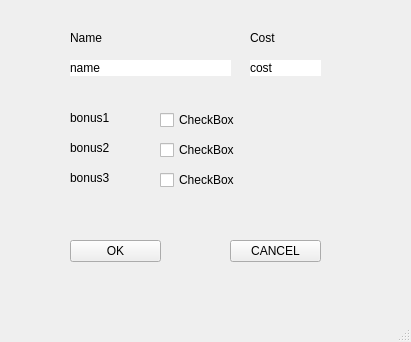
Old version of the form view/LineInfantryBonusGuiWindow.ui in the repository EvgenyBaz/GIT_HW2.
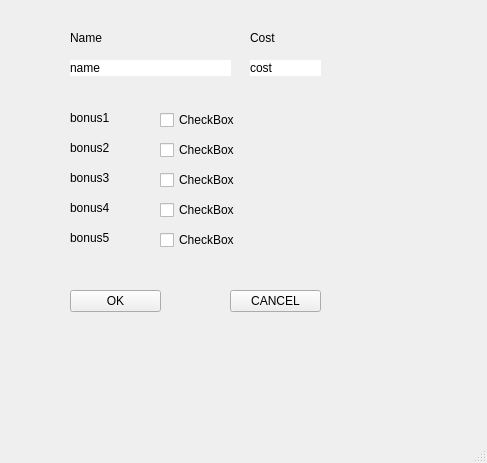
New version of the form.

Commit message: bonus code optimization works more flexible now

Patch:
```diff
--- a/view/LineInfantryBonusGuiWindow.ui
+++ b/view/LineInfantryBonusGuiWindow.ui
@@ -6,8 +6,8 @@
    <rect>
     <x>0</x>
     <y>0</y>
-    <width>411</width>
-    <height>342</height>
+    <width>487</width>
+    <height>463</height>
    </rect>
   </property>
   <property name="windowTitle">
@@ -128,7 +128,7 @@
     <property name="geometry">
      <rect>
       <x>70</x>
-      <y>240</y>
+      <y>290</y>
       <width>91</width>
       <height>22</height>
      </rect>
@@ -141,7 +141,7 @@
     <property name="geometry">
      <rect>
       <x>230</x>
-      <y>240</y>
+      <y>290</y>
       <width>91</width>
       <height>22</height>
      </rect>
@@ -176,6 +176,58 @@
      <string>Cost</string>
     </property>
    </widget>
+   <widget class="QLabel" name="bonus4">
+    <property name="geometry">
+     <rect>
+      <x>70</x>
+      <y>200</y>
+      <width>81</width>
+      <height>16</height>
+     </rect>
+    </property>
+    <property name="text">
+     <string>bonus4</string>
+    </property>
+   </widget>
+   <widget class="QCheckBox" name="checkBox_4">
+    <property name="geometry">
+     <rect>
+      <x>160</x>
+      <y>200</y>
+      <width>81</width>
+      <height>20</height>
+     </rect>
+    </property>
+    <property name="text">
+     <string>CheckBox</string>
+    </property>
+   </widget>
+   <widget class="QLabel" name="bonus5">
+    <property name="geometry">
+     <rect>
+      <x>70</x>
+      <y>230</y>
+      <width>81</width>
+      <height>16</height>
+     </rect>
+    </property>
+    <property name="text">
+     <string>bonus5</string>
+    </property>
+   </widget>
+   <widget class="QCheckBox" name="checkBox_5">
+    <property name="geometry">
+     <rect>
+      <x>160</x>
+      <y>230</y>
+      <width>81</width>
+      <height>20</height>
+     </rect>
+    </property>
+    <property name="text">
+     <string>CheckBox</string>
+    </property>
+   </widget>
   </widget>
   <widget class="QMenuBar" name="menubar">
    <property name="geometry">
```
Left out of the diff: 2 changed lines with no effect on the pictures. The commit also changes 6 other files.
